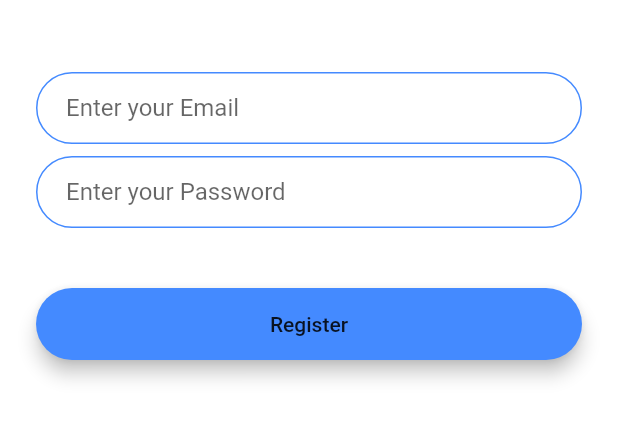
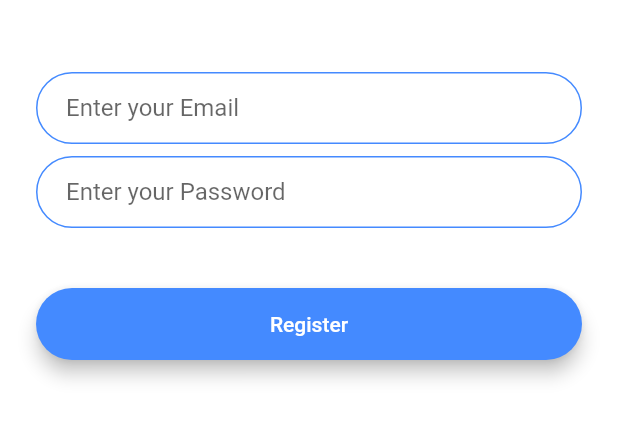
Before and after one commit to mohammedaminA/flutter-day-10, a Flutter app: the RegistrationScreen screen opened by its route, on a phone screen of 412 x 824 dp, the part 576-1018 px from its top. Run offline on Flutter 3.47's test engine with Material 2 defaults, Android fonts, the phone set to English and light mode, and no system bars; our stand-ins replace animated_text_kit.

Commit message:
Refactored Wordy Code

```diff
--- a/lib/utilities/rounded_button.dart
+++ b/lib/utilities/rounded_button.dart
@@ -23,6 +23,9 @@ class RoundedButton extends StatelessWidget {
           height: 42.0,
           child: Text(
             text,
+            style: TextStyle(
+              color: Colors.white
+            ),
           ),
         ),
       ),
```
